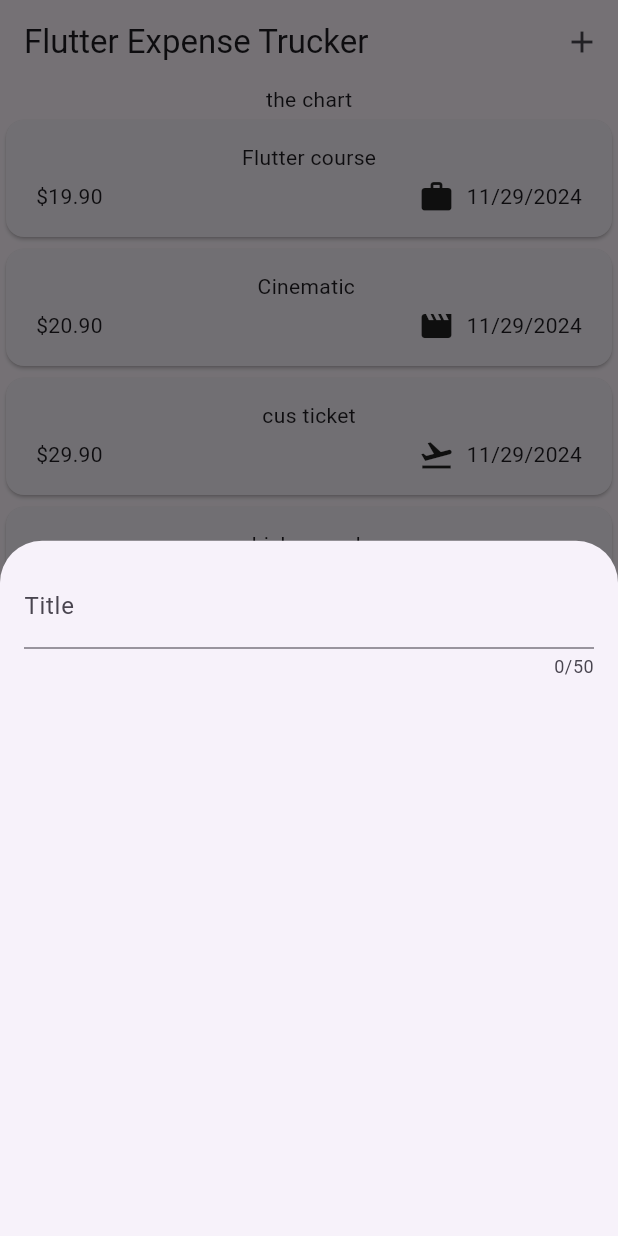
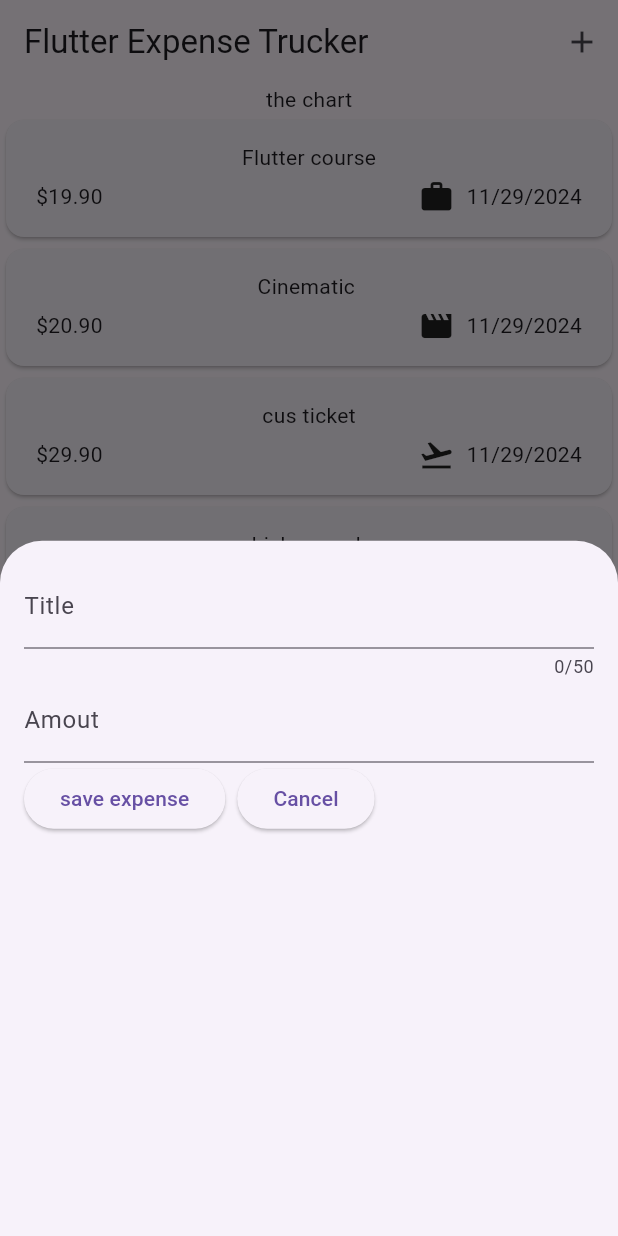
Before and after one commit to mathewwicky/Expense-Tracker-App, a Flutter app: the screen it shows after launch, after a tap on the "add" icon, on a phone screen of 412 x 824 dp. Run offline on Flutter 3.47's test engine with Material 3 defaults, Android fonts, the phone set to English and light mode, and no system bars.

Commit message:
introduced TextEditing Controller to help in saving user input values

```diff
--- a/lib/widgets/new_expense.dart
+++ b/lib/widgets/new_expense.dart
@@ -8,6 +8,22 @@ class NewExpense extends StatefulWidget {
 }
 
 class _NewExpenseState extends State<NewExpense> {
+  // var _enteredTitle = '';
+
+  // void _saveTitleInput(String inputValue) {
+  //   _enteredTitle = inputValue;
+  // }
+
+  final _titleController = TextEditingController();
+  final _amoutController = TextEditingController();
+
+  @override
+  void dispose() {
+    _titleController.dispose();
+    _amoutController.dispose();
+    super.dispose();
+  }
+
   @override
   Widget build(BuildContext context) {
     return Padding(
@@ -15,11 +31,43 @@ class _NewExpenseState extends State<NewExpense> {
       child: Column(
         children: [
           TextField(
+            //onChanged: _saveTitleInput,
+
+            controller: _titleController,
             maxLength: 50,
             decoration: InputDecoration(
               label: Text('Title'),
             ),
           ),
+          TextField(
+            controller: _amoutController,
+            keyboardType: TextInputType.number,
+            decoration: InputDecoration(
+              prefixText: '\$ ',
+              label: Text('Amout'),
+            ),
+          ),
+          Row(
+            children: [
+              ElevatedButton(
+                onPressed: () {
+                  // print(_enteredTitle);
+                  print(_titleController.text);
+                  print(_amoutController.text);
+                },
+                child: Text('save expense'),
+              ),
+              SizedBox(
+                width: 8,
+              ),
+              ElevatedButton(
+                onPressed: () {
+                  Navigator.pop(context);
+                },
+                child: Text('Cancel'),
+              ),
+            ],
+          )
         ],
       ),
     );
```
